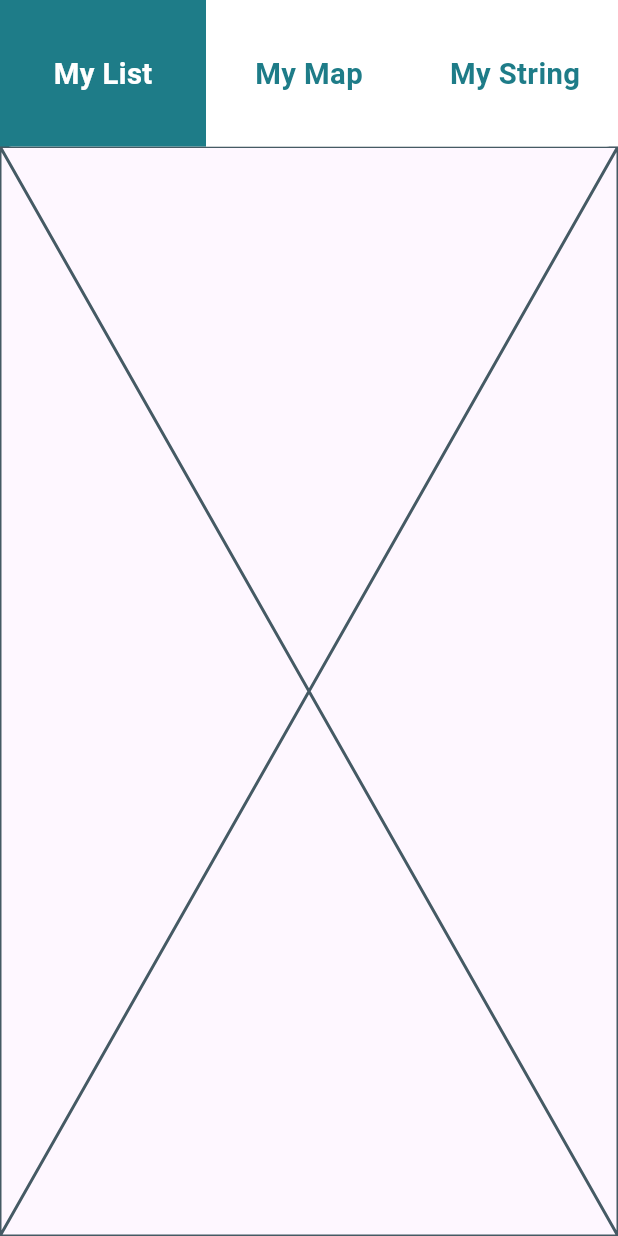
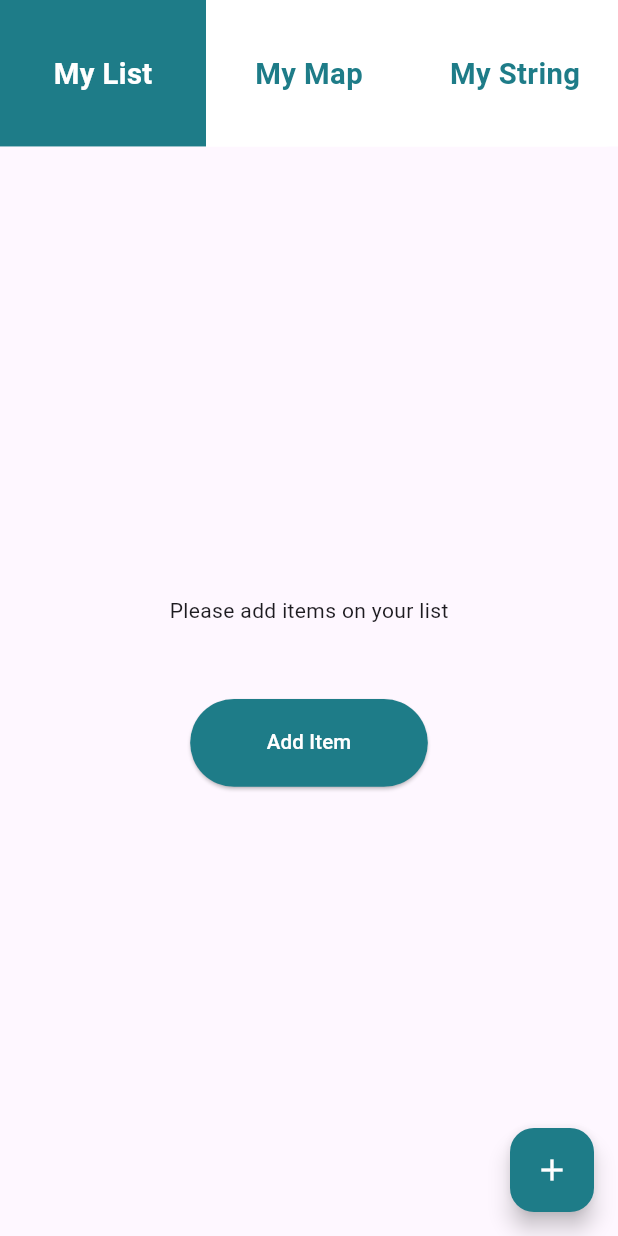
Before and after one commit to zaman-pallob/Task, a Flutter app: the screen it shows after launch, on a phone screen of 412 x 824 dp. Run offline on Flutter 3.47's test engine with Material 3 defaults, Android fonts, the phone set to English and light mode, and no system bars; our stand-ins replace drift, flutter_screenutil, sqlite3_flutter_libs; missing offline and left inert: sqlite3; accounts and stored records are empty; generated files the repository leaves out were written again.

Commit message:
list implemented

```diff
--- a/lib/core/app_components/app_string.dart
+++ b/lib/core/app_components/app_string.dart
@@ -1,3 +1,4 @@
 class AppString {
   static const task = "Task";
+  static const add = "Add Item";
 }
--- /dev/null
+++ b/lib/core/common_widgets/progress.dart
@@ -0,0 +1,17 @@
+// ignore_for_file: must_be_immutable
+
+import 'package:flutter/material.dart';
+
+class Progress extends StatelessWidget {
+  bool hasProgress;
+  Progress({required this.hasProgress});
+
+  @override
+  Widget build(BuildContext context) {
+    return Container(
+      height: double.infinity,
+      child: Center(
+          child: hasProgress ? CircularProgressIndicator() : SizedBox.shrink()),
+    );
+  }
+}
--- a/lib/core/database/todo/todo.dart
+++ b/lib/core/database/todo/todo.dart
@@ -2,6 +2,7 @@ import 'package:drift/drift.dart';
 
 @DataClassName("TodoModel")
 class Todo extends Table {
+  TextColumn get id => text()();
   TextColumn get name => text()();
   IntColumn get age => integer()();
   TextColumn get numbers => text()();
--- a/lib/core/database/todo/todo_dao.dart
+++ b/lib/core/database/todo/todo_dao.dart
@@ -1,5 +1,6 @@
 import 'package:drift/drift.dart';
 import 'package:task/core/database/todo/todo.dart';
+import 'package:task/models/items.dart';
 
 import '../app_database/app_database.dart';
 
@@ -8,4 +9,49 @@ part 'todo_dao.g.dart';
 @DriftAccessor(tables: [Todo])
 class TodoDao extends DatabaseAccessor<AppDatabase> with _$TodoDaoMixin {
   TodoDao(AppDatabase db) : super(db);
+
+  Future<List<TodoItem>> getAllItems() async {
+    var ob = await select(todo).get();
+    List<TodoItem> items = [];
+    ob.forEach((element) {
+      items.add(TodoItem(
+          id: element.id,
+          name: element.name,
+          age: element.age,
+          numbers: element.numbers));
+    });
+    return items;
+  }
+
+  Future addItemToTable(TodoItem item) async {
+    var ob = await _getItem(item.id);
+    if (ob == null) {
+      await _insertItem(TodoModel(
+        id: item.id,
+        name: item.name,
+        age: item.age,
+        numbers: item.numbers,
+      ));
+    } else {
+      await _updateItem(TodoModel(
+        id: item.id,
+        name: item.name,
+        age: item.age,
+        numbers: item.numbers,
+      ));
+    }
+  }
+
+  Future<TodoModel?> _getItem(String id) =>
+      (select(todo)..where((tbl) => tbl.id.equals(id))).getSingleOrNull();
+
+  Future _insertItem(TodoModel model) => into(todo).insert(model);
+
+  Future _updateItem(TodoModel model) async {
+    await customUpdate(
+        "UPDATE todo SET name= '${model.name}', numbers='${model.numbers}', age=${model.age}  WHERE id = '${model.id}' ;");
+  }
+
+  Future removeItem(String id) =>
+      (delete(todo)..where((tbl) => tbl.id.equals(id))).go();
 }
--- a/lib/custom_router.dart
+++ b/lib/custom_router.dart
@@ -1,6 +1,8 @@
 // ignore_for_file: unused_local_variable
 
 import 'package:flutter/material.dart';
+import 'package:provider/provider.dart';
+import 'package:task/providers/list/list_provider.dart';
 import 'package:task/view/home/home_window.dart';
 import 'package:task/view/list/my_list.dart';
 import 'package:task/view/map/my_map.dart';
@@ -16,7 +18,8 @@ class CustomRouter {
         return routeBuilder(HomeWindow());
 
       case AppRoutes.mylist:
-        return routeBuilder(MyList());
+        return routeBuilder(ChangeNotifierProvider(
+            create: (context) => ListProvider(), child: MyList()));
 
       case AppRoutes.mymap:
         return routeBuilder(MyMap());
--- /dev/null
+++ b/lib/models/items.dart
@@ -0,0 +1,11 @@
+class TodoItem {
+  String id;
+  String name;
+  int age;
+  String numbers;
+  TodoItem(
+      {required this.id,
+      required this.name,
+      required this.age,
+      required this.numbers});
+}
--- /dev/null
+++ b/lib/providers/list/list_interface.dart
@@ -0,0 +1,7 @@
+import 'package:task/models/items.dart';
+
+abstract class ListInterface {
+  void onDataFetched(List<TodoItem> items);
+  void onDataDelete(String id);
+  void onDataAdd(TodoItem item);
+}
--- /dev/null
+++ b/lib/providers/list/list_provider.dart
@@ -0,0 +1,46 @@
+import 'package:flutter/material.dart';
+import 'package:task/models/items.dart';
+import 'package:task/providers/list/list_interface.dart';
+import 'package:task/providers/list/list_view_model.dart';
+
+class ListProvider extends ChangeNotifier implements ListInterface {
+  List<TodoItem> items = [];
+  bool hasProgress = true;
+  late ListViewModel viewModel;
+  ListProvider() {
+    viewModel = ListViewModel(this);
+    viewModel.fetchData();
+  }
+
+  void addData(TodoItem item) {
+    changeState(true);
+    viewModel.addData(item);
+  }
+
+  void deleteData(String id) {
+    changeState(true);
+    viewModel.deleteItem(id);
+  }
+
+  @override
+  void onDataAdd(TodoItem item) {
+    items.insert(0, item);
+    changeState(true);
+  }
+
+  @override
+  void onDataDelete(String id) {
+    changeState(false);
+  }
+
+  @override
+  void onDataFetched(List<TodoItem> items) {
+    this.items = items;
+    changeState(false);
+  }
+
+  changeState(bool v) {
+    hasProgress = v;
+    notifyListeners();
+  }
+}
--- /dev/null
+++ b/lib/providers/list/list_view_model.dart
@@ -0,0 +1,25 @@
+import 'package:task/models/items.dart';
+import 'package:task/providers/list/list_interface.dart';
+import 'package:task/view/home/home_window.dart';
+
+class ListViewModel {
+  ListInterface interface;
+  ListViewModel(this.interface);
+
+  Future addData(TodoItem item) async {
+    await dao.addItemToTable(item);
+    interface.onDataAdd(item);
+  }
+
+  Future fetchData() async {
+    await dao.getAllItems().then((items) {
+      interface.onDataFetched(items);
+    });
+  }
+
+  Future deleteItem(String id) async {
+    await dao.removeItem(id).then((value) {
+      interface.onDataDelete(id);
+    });
+  }
+}
--- a/lib/view/home/home_window.dart
+++ b/lib/view/home/home_window.dart
@@ -1,9 +1,13 @@
 import 'package:flutter/material.dart';
 import 'package:task/core/app_components/app_routes.dart';
 import 'package:task/core/common_widgets/custom_appbar.dart';
+import 'package:task/core/database/app_database/app_database.dart';
+import 'package:task/core/database/todo/todo_dao.dart';
 
 import '../../core/utils/global_variable.dart';
 import '../../custom_router.dart';
+
+late TodoDao dao;
 
 class HomeWindow extends StatefulWidget {
   const HomeWindow({super.key});
@@ -13,6 +17,12 @@ class HomeWindow extends StatefulWidget {
 }
 
 class _HomeWindowState extends State<HomeWindow> {
+  @override
+  void initState() {
+    super.initState();
+    dao = TodoDao(AppDatabase());
+  }
+
   @override
   Widget build(BuildContext context) {
     return Scaffold(
--- a/lib/view/list/my_list.dart
+++ b/lib/view/list/my_list.dart
@@ -1,10 +1,67 @@
 import 'package:flutter/material.dart';
+import 'package:flutter_screenutil/flutter_screenutil.dart';
+import 'package:provider/provider.dart';
+import 'package:task/core/app_components/app_colors.dart';
+import 'package:task/core/app_components/app_string.dart';
+import 'package:task/core/common_widgets/progress.dart';
+import 'package:task/providers/list/list_provider.dart';
+import 'package:task/view/list/components/list_card.dart';
 
 class MyList extends StatelessWidget {
-  const MyList({super.key});
-
   @override
   Widget build(BuildContext context) {
-    return const Placeholder();
+    return Scaffold(
+      floatingActionButton: FloatingActionButton(
+        backgroundColor: AppColors.primary,
+        onPressed: () {},
+        child: Icon(
+          Icons.add,
+          color: AppColors.white,
+        ),
+      ),
+      body: Consumer<ListProvider>(
+          builder: (context, provider, child) => Stack(
+                alignment: Alignment.center,
+                children: [
+                  provider.items.isNotEmpty
+                      ? ListView.builder(
+                          padding: EdgeInsets.symmetric(
+                              horizontal: 15.w, vertical: 10.h),
+                          itemCount: provider.items.length,
+                          itemBuilder: (context, index) {
+                            var ob = provider.items[index];
+                            return ListCard(
+                                name: ob.name,
+                                age: ob.age,
+                                phone: ob.numbers,
+                                onDelete: () {
+                                  provider.deleteData(ob.id);
+                                });
+                          },
+                        )
+                      : emptyList(provider),
+                  Progress(hasProgress: provider.hasProgress)
+                ],
+              )),
+    );
+  }
+
+  Widget emptyList(ListProvider provider) {
+    return Column(
+      mainAxisAlignment: MainAxisAlignment.center,
+      children: [
+        Text("Please add items on your list"),
+        SizedBox(height: 50.h),
+        ElevatedButton(
+            style: ElevatedButton.styleFrom(
+                fixedSize: Size(150.w, 60.h),
+                backgroundColor: AppColors.primary),
+            onPressed: () {},
+            child: Text(
+              AppString.add,
+              style: TextStyle(color: AppColors.white, fontSize: 14.sp),
+            ))
+      ],
+    );
   }
 }
```
Also changed, not shown: lib/view/list/components/list_card.dart (added, +63 -0 lines), lib/core/database/app_database/app_database.g.dart.
